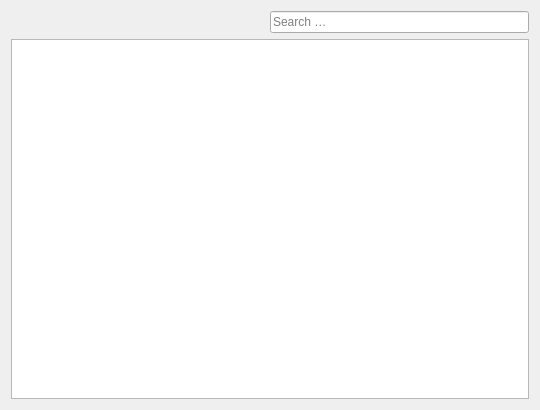
Above: src/main/python/genial/ui/questionsview.ui from adamscott/genial before the change. Below: the same form after it.
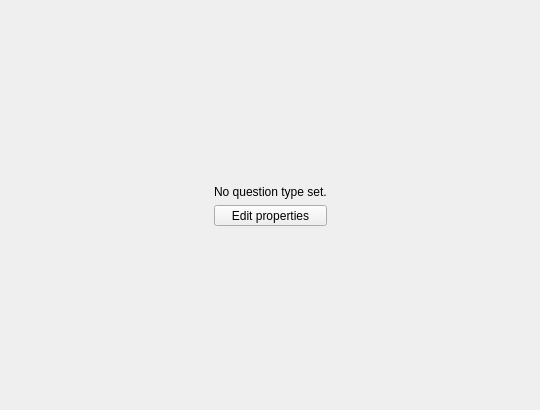
That is the form after the change.

Commit message: Rename category to question_types.

Diff of the .ui file:
```diff
--- a/src/main/python/genial/ui/questionsview.ui
+++ b/src/main/python/genial/ui/questionsview.ui
@@ -15,13 +15,38 @@
   </property>
   <layout class="QHBoxLayout" name="horizontalLayout_3">
    <item>
-    <layout class="QVBoxLayout" name="verticalLayout">
+    <widget class="QStackedWidget" name="stacked_widget">
+     <widget class="QWidget" name="no_type">
+      <layout class="QVBoxLayout" name="verticalLayout_2">
      <item>
-      <layout class="QHBoxLayout" name="SearchLayout" stretch="0,0,0">
-       <item>
-        <layout class="QHBoxLayout" name="horizontalLayout"/>
-       </item>
-       <item>
+        <layout class="QGridLayout" name="gridLayout">
+         <item row="1" column="2">
+          <spacer name="horizontalSpacer_2">
+           <property name="orientation">
+            <enum>Qt::Horizontal</enum>
+           </property>
+           <property name="sizeHint" stdset="0">
+            <size>
+             <width>40</width>
+             <height>20</height>
+            </size>
+           </property>
+          </spacer>
+         </item>
+         <item row="0" column="1">
+          <spacer name="verticalSpacer_3">
+           <property name="orientation">
+            <enum>Qt::Vertical</enum>
+           </property>
+           <property name="sizeHint" stdset="0">
+            <size>
+             <width>20</width>
+             <height>40</height>
+            </size>
+           </property>
+          </spacer>
+         </item>
+         <item row="1" column="0">
         <spacer name="horizontalSpacer">
          <property name="orientation">
           <enum>Qt::Horizontal</enum>
@@ -34,19 +59,64 @@
          </property>
         </spacer>
        </item>
+         <item row="2" column="1">
+          <spacer name="verticalSpacer_2">
+           <property name="orientation">
+            <enum>Qt::Vertical</enum>
+           </property>
+           <property name="sizeHint" stdset="0">
+            <size>
+             <width>20</width>
+             <height>40</height>
+            </size>
+           </property>
+          </spacer>
+         </item>
+         <item row="1" column="1">
+          <layout class="QVBoxLayout" name="verticalLayout_3">
        <item>
-        <widget class="QLineEdit" name="SearchEdit">
-         <property name="placeholderText">
-          <string>Search …</string>
+            <widget class="QLabel" name="label">
+             <property name="text">
+              <string>No question type set.</string>
          </property>
         </widget>
        </item>
-      </layout>
-     </item>
+           <item>
+            <widget class="QToolButton" name="properties_button">
+             <property name="sizePolicy">
+              <sizepolicy hsizetype="Preferred" vsizetype="Fixed">
+               <horstretch>0</horstretch>
+               <verstretch>0</verstretch>
+              </sizepolicy>
+             </property>
+             <property name="text">
+              <string>Edit properties</string>
+             </property>
+             <property name="iconSize">
+              <size>
+               <width>32</width>
+               <height>32</height>
+              </size>
+             </property>
+             <property name="toolButtonStyle">
+              <enum>Qt::ToolButtonTextUnderIcon</enum>
+             </property>
+            </widget>
+           </item>
+          </layout>
+         </item>
+        </layout>
+       </item>
+      </layout>
+     </widget>
+     <widget class="QWidget" name="has_type">
+      <layout class="QVBoxLayout" name="verticalLayout">
      <item>
-      <widget class="QTableView" name="tableView"/>
-     </item>
-    </layout>
+        <widget class="QTabWidget" name="type_tab"/>
+       </item>
+      </layout>
+     </widget>
+    </widget>
    </item>
   </layout>
  </widget>
```
Left out of the diff: 3 changed lines with no effect on the pictures. Lines whose indentation alone changed are shown as unchanged. The commit also changes 10 other files.
